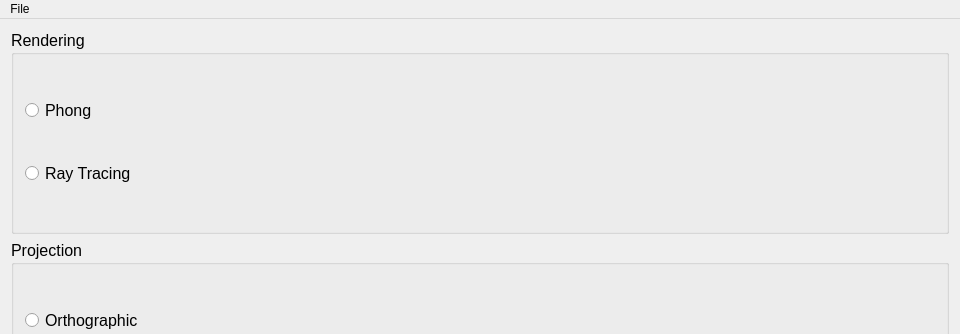
MrJia1997/RealisticRendering, file RealisticRendering/realisticrendering.ui: the form before one commit; both pictures show x 0 to 960 and y 0 to 334 of the 960 by 664 pixel window.
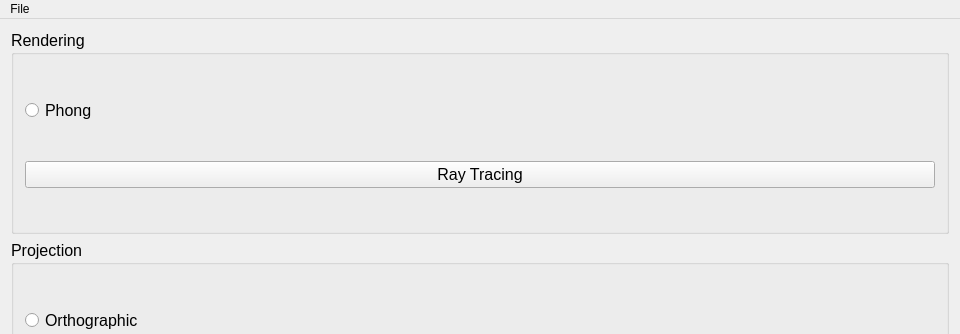
The form after the commit.

Commit message: Add basic ray tracing

Patch:
```diff
--- a/RealisticRendering/realisticrendering.ui
+++ b/RealisticRendering/realisticrendering.ui
@@ -53,7 +53,7 @@
               </widget>
              </item>
              <item>
-              <widget class="QRadioButton" name="rayTracing">
+              <widget class="QPushButton" name="rayTracing">
                <property name="text">
                 <string>Ray Tracing</string>
                </property>
```
The commit also changes 13 other files.
